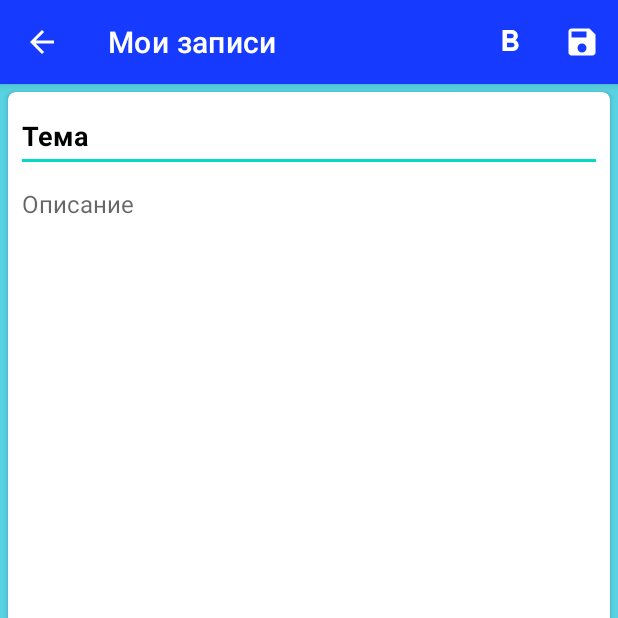
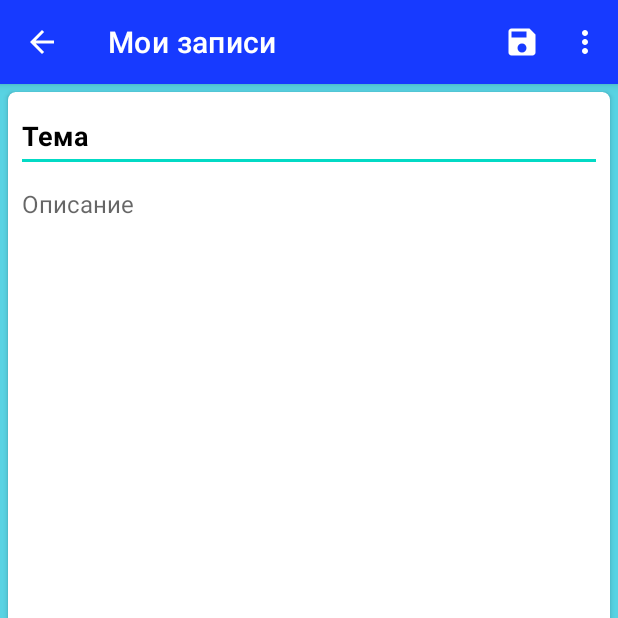
Before and after one commit to Vlad232008/ShoppingList, an Android app: the NewNoteActivity screen opened directly, with no data from a screen before it, on a phone screen of 412 x 824 dp, the top half of it. Run offline under Robolectric (Android 15) with nearby library versions, the phone set to English and light mode, and no system bars.

Commit message:
Сохранение стилей текста

```diff
--- a/app/src/main/java/com/example/shoppinglist/activities/NewNoteActivity.kt
+++ b/app/src/main/java/com/example/shoppinglist/activities/NewNoteActivity.kt
@@ -27,11 +27,7 @@ class NewNoteActivity : AppCompatActivity() {
         getNote()
     }
 
-    override fun onCreateOptionsMenu(menu: Menu?): Boolean {
-        menuInflater.inflate(R.menu.new_note_menu, menu)
-        return super.onCreateOptionsMenu(menu)
-    }
-    private fun getNote(){
+    private fun getNote() {
         val sNote = intent.getSerializableExtra(NoteFragment.NEW_NOTE_KEY)
         if (sNote != null) {
             note = sNote as NoteItem
@@ -39,17 +35,22 @@ class NewNoteActivity : AppCompatActivity() {
         }
     }
 
-    private fun fillNote()= with(binding){
+    private fun fillNote() = with(binding) {
         idTitle.setText(note?.title)
         idDescription.setText(HtmlManager.getFromHtml(note?.content!!).trim())
     }
+
+    override fun onCreateOptionsMenu(menu: Menu?): Boolean {
+        menuInflater.inflate(R.menu.new_note_menu, menu)
+        return super.onCreateOptionsMenu(menu)
+    }
+
     override fun onOptionsItemSelected(item: MenuItem): Boolean {
         if (item.itemId == R.id.id_save) {
             setMainResult()
         } else if (item.itemId == android.R.id.home) {
             finish()
-        }
-        else if (item.itemId == R.id.id_bold) {
+        } else if (item.itemId == R.id.id_bold) {
             setBoldForceSelectedText()
         }
         return super.onOptionsItemSelected(item)
@@ -61,18 +62,19 @@ class NewNoteActivity : AppCompatActivity() {
 
         val styles = idDescription.text.getSpans(startPos, endPos, StyleSpan::class.java)
         var boldStyle: StyleSpan? = null
-        if (styles.isNotEmpty()){
+        if (styles.isNotEmpty()) {
             idDescription.text.removeSpan(styles[0])
-        }
-        else {
+        } else {
             boldStyle = StyleSpan(Typeface.BOLD)
-        }
-        idDescription.text.setSpan(boldStyle, startPos,endPos, Spannable.SPAN_EXCLUSIVE_EXCLUSIVE)
+            idDescription.text.setSpan(boldStyle, startPos, endPos, Spannable.SPAN_EXCLUSIVE_EXCLUSIVE)
             idDescription.text.trim()
             idDescription.setSelection(startPos)
         }
-    private fun updateNote(): NoteItem? = with(binding){
-        note?.copy(title = idTitle.text.toString(),
+    }
+
+    private fun updateNote(): NoteItem? = with(binding) {
+        note?.copy(
+            title = idTitle.text.toString(),
             content = HtmlManager.toHtml(idDescription.text).trim()
         )
     }
@@ -84,7 +86,7 @@ class NewNoteActivity : AppCompatActivity() {
 
     private fun setMainResult() {
         var editState = "new"
-        val tempNote: NoteItem? = if (note == null){
+        val tempNote: NoteItem? = if (note == null) {
             createNewNote()
         } else {
             editState = "update"
--- a/app/src/main/res/menu/new_note_menu.xml
+++ b/app/src/main/res/menu/new_note_menu.xml
@@ -4,13 +4,13 @@
     <item
         android:id="@+id/id_save"
         android:icon="@drawable/ic_baseline_save_24"
-        android:orderInCategory="1"
+        android:orderInCategory="2"
         android:title="Save"
         app:showAsAction="ifRoom" />
 
     <item
         android:id="@+id/id_bold"
         android:icon="@drawable/ic_baseline_format_bold_24"
-        android:title="Bold"
-        app:showAsAction="ifRoom" />
+        android:title="Жирный шрифт"
+        android:orderInCategory="1" />
 </menu>
```
Lines whose indentation alone changed are shown as unchanged.
